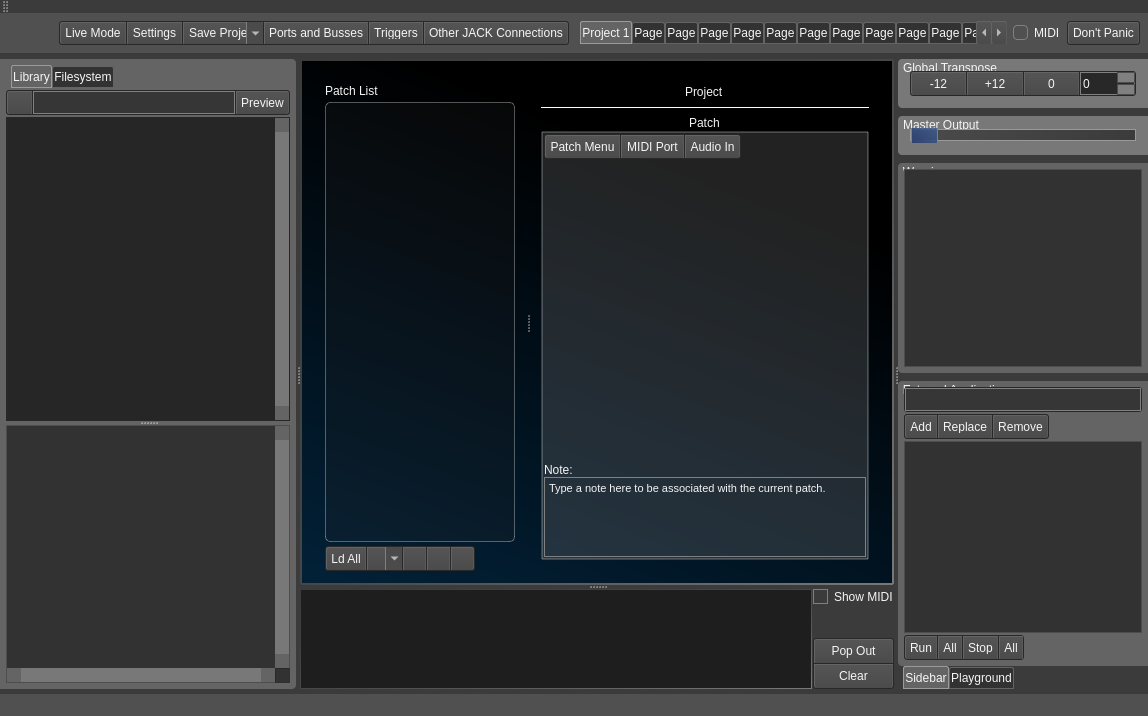
This is src/mainwindow.ui in noedigcode/konfyt as Qt 5 draws it before an edit. The edited form follows.
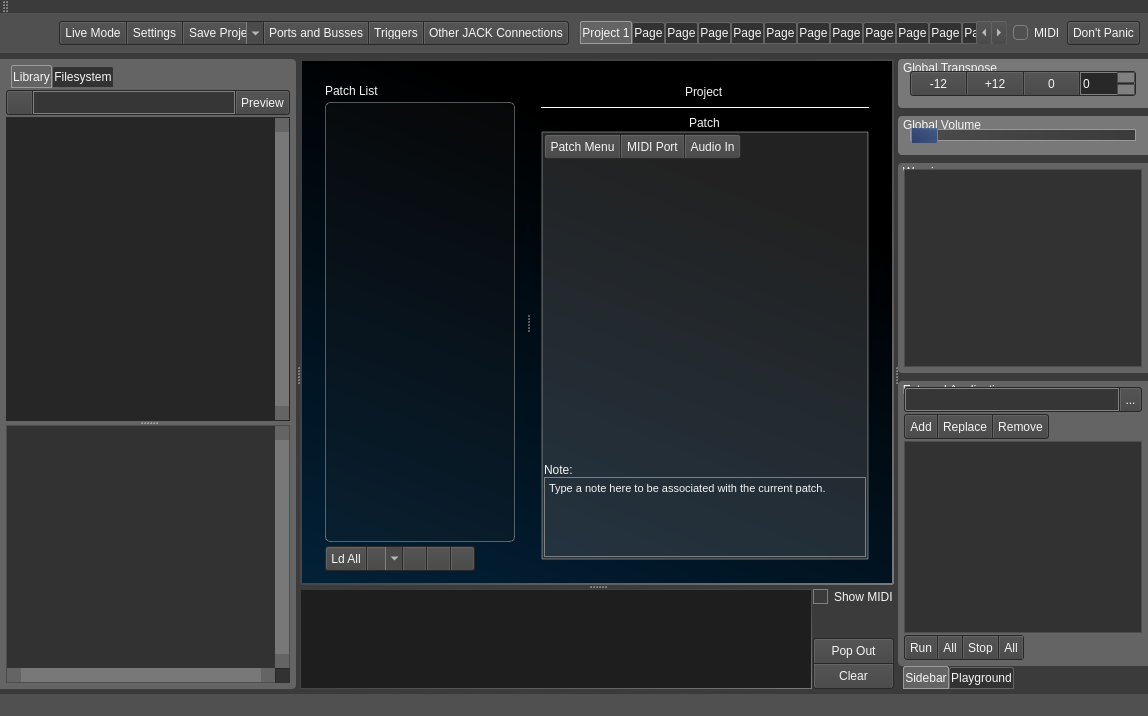
This is the edited form. The open tabs and pages were chosen to show the change. Icons and pictures are not drawn.

Commit message: Added menu of useful external apps.

Patch:
```diff
--- a/src/mainwindow.ui
+++ b/src/mainwindow.ui
@@ -102,6 +102,8 @@
 
 QMainWindow {
 	background-color: rgb(59, 59, 59);
+	margin-top: 0px;
+	padding-top: 0px;
 }
 
 /********************************************************
@@ -421,6 +423,9 @@
 }</string>
   </property>
   <widget class="QWidget" name="centralWidget">
+   <property name="styleSheet">
+    <string notr="true"/>
+   </property>
    <layout class="QGridLayout" name="gridLayout_15">
     <property name="leftMargin">
      <number>0</number>
@@ -6242,7 +6247,19 @@
                   <string>Command for an application</string>
                  </property>
                  <property name="styleSheet">
-                  <string notr="true">border-radius: 0;</string>
+                  <string notr="true">border-top-right-radius: 0;
+border-bottom-right-radius: 0;</string>
+                 </property>
+                </widget>
+               </item>
+               <item>
+                <widget class="QToolButton" name="toolButton_ExtAppsMenu">
+                 <property name="styleSheet">
+                  <string notr="true">border-top-left-radius: 0;
+border-bottom-left-radius: 0;</string>
+                 </property>
+                 <property name="text">
+                  <string>...</string>
                  </property>
                 </widget>
                </item>
@@ -6573,7 +6590,7 @@
 </string>
            </property>
            <property name="title">
-            <string>Master Output</string>
+            <string>Global Volume</string>
            </property>
            <layout class="QGridLayout" name="gridLayout_3">
             <item row="0" column="2">
```
Left out of the diff: 2 changed lines with no effect on the pictures. The commit also changes 2 other files.
